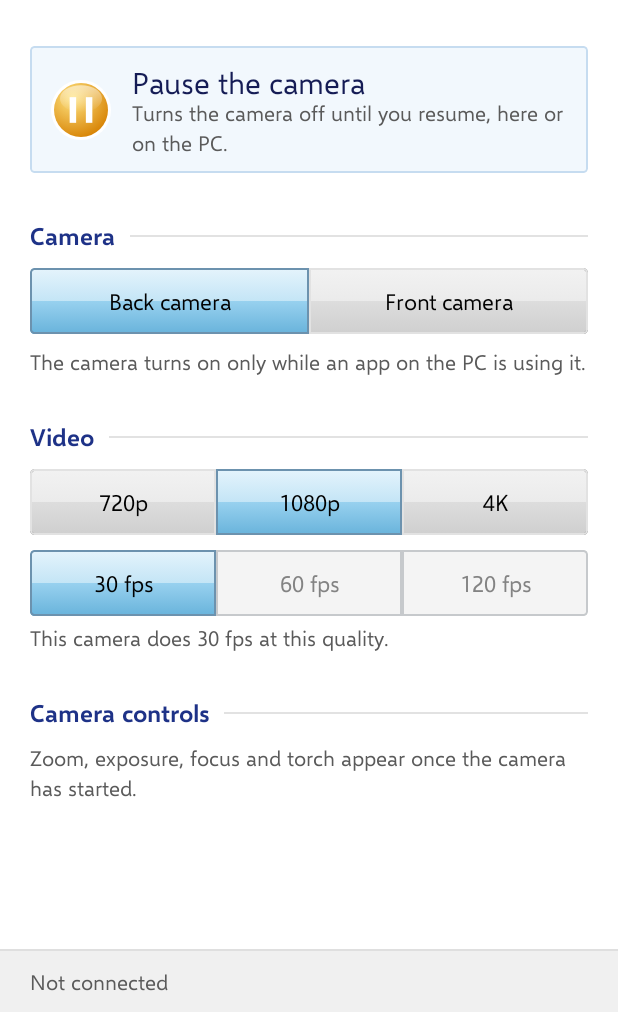
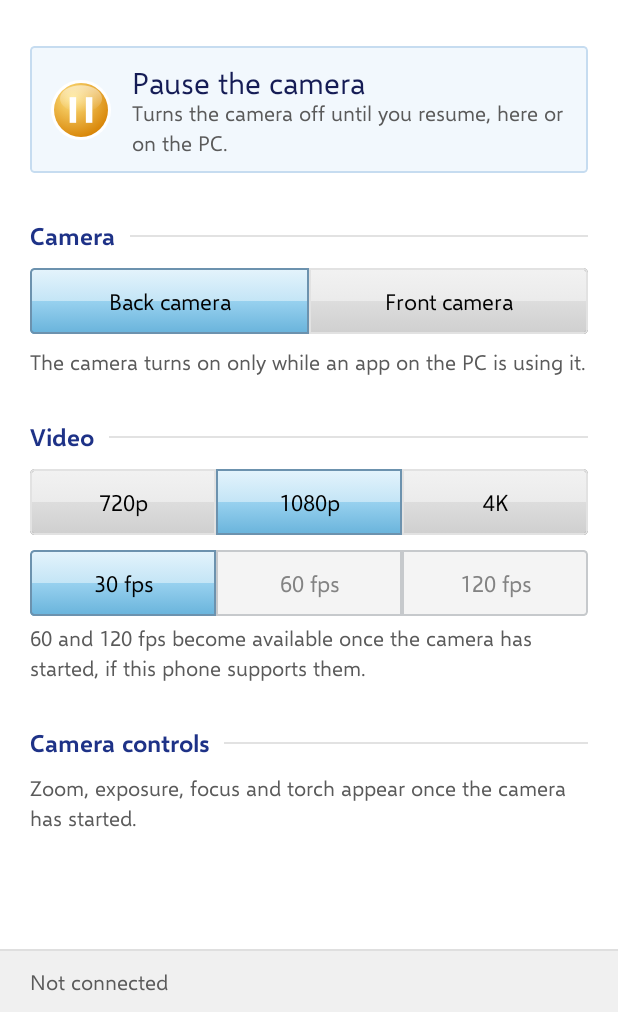
Before and after one commit to whoissaaif/mycam, an Android app built with Jetpack Compose: the screen it shows after launch (MainActivity), on a phone screen of 412 x 824 dp, the part 224-1236 px from its top. Run offline under Robolectric (Android 15) with nearby library versions, the phone set to English and light mode, and no system bars.

Commit message:
1.3.3 hotfix: the 1.3.2 APK crashed on launch
R8's packageScope for androidx/kotlin let it merge a class across packages so that it extended a
package-private kotlin.collections class: IllegalAccessError in ProcessLifecycleInitializer at start-up
(found with adb on a CMF Phone 1, Android 16). Debug builds aren't optimized, so it only hit release.
Removed packageScope; optimization stays on. Verified the release APK launches on the phone.

Also: before the camera has started, the frame-rate hint says 60/120 appear once it has, instead of
claiming the camera only does 30.

Co-Authored-By: Claude Opus 5.5 <noreply@anthropic.com>

```diff
--- a/app/build.gradle.kts
+++ b/app/build.gradle.kts
@@ -22,8 +22,8 @@ android {
         applicationId = "io.github.whoissaaif.mycam"
         minSdk = 24
         targetSdk = 37
-        versionCode = 6
-        versionName = "1.3.2"
+        versionCode = 7
+        versionName = "1.3.3"
 
         testInstrumentationRunner = "androidx.test.runner.AndroidJUnitRunner"
     }
@@ -44,7 +44,6 @@ android {
             signingConfig = signingConfigs.findByName("release")
             optimization {
                 enable = true
-                packageScope = setOf("androidx.**", "kotlin.**", "kotlinx.**")
             }
         }
     }
--- a/app/src/main/java/io/github/whoissaaif/mycam/ui/CameraControls.kt
+++ b/app/src/main/java/io/github/whoissaaif/mycam/ui/CameraControls.kt
@@ -57,7 +57,13 @@ fun VideoSection(settings: CameraStreamer.Settings, info: Protocol.CameraInfo?,
     )
     Spacer(Modifier.height(6.dp))
     Text(
-        stringResource(if (has60 || has120) R.string.video_fps_hint else R.string.video_fps_unsupported),
+        stringResource(
+            when {
+                info == null || info.width == 0 -> R.string.video_fps_unknown
+                has60 || has120 -> R.string.video_fps_hint
+                else -> R.string.video_fps_unsupported
+            }
+        ),
         style = MaterialTheme.typography.bodyMedium, color = Aero.Subtle,
     )
     if (info != null && info.width > 0) {
--- a/app/src/main/res/values/strings.xml
+++ b/app/src/main/res/values/strings.xml
@@ -37,6 +37,7 @@
     <string name="section_video">Video</string>
     <string name="video_fps_hint">60 and 120 fps are smoother but need good light. Rates this camera can’t do are greyed out.</string>
     <string name="video_fps_unsupported">This camera does 30 fps at this quality.</string>
+    <string name="video_fps_unknown">60 and 120 fps become available once the camera has started, if this phone supports them.</string>
     <string name="controls_auto">Auto (reset zoom, brightness, focus and torch)</string>
     <string name="video_actual">Now: %1$s at %2$d fps</string>
     <string name="section_controls">Camera controls</string>
```
Also changed, not shown: 2 other files.
